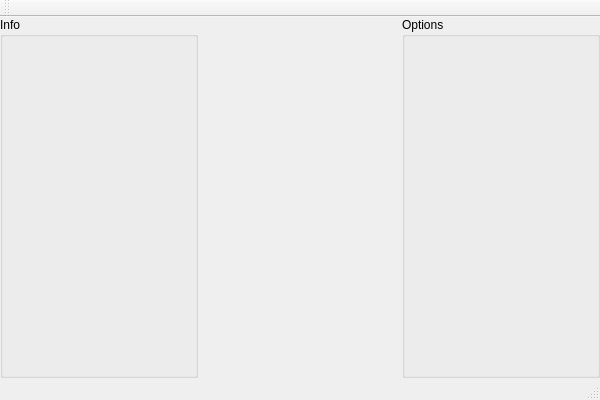
Above: src/chess/chess.ui from alekho77/chai before the change. Below: the same form after it.
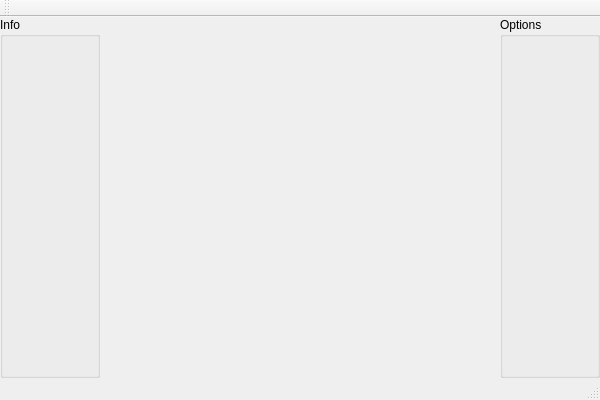
That is the form after the change. Icons and pictures are not drawn. Custom widgets are drawn as their Qt base class.

Commit message: Was added new widget for contain chessboard.

Patch:
```diff
--- a/src/chess/chess.ui
+++ b/src/chess/chess.ui
@@ -42,16 +42,47 @@
     </property>
     <item>
      <widget class="QGroupBox" name="groupBoxInfo">
+      <property name="sizePolicy">
+       <sizepolicy hsizetype="Minimum" vsizetype="Preferred">
+        <horstretch>0</horstretch>
+        <verstretch>0</verstretch>
+       </sizepolicy>
+      </property>
+      <property name="minimumSize">
+       <size>
+        <width>100</width>
+        <height>0</height>
+       </size>
+      </property>
       <property name="title">
        <string>Info</string>
       </property>
      </widget>
     </item>
     <item>
-     <widget class="QWidget" name="widget" native="true"/>
+     <widget class="Chessboard" name="widgetChessboard" native="true">
+      <property name="sizePolicy">
+       <sizepolicy hsizetype="Expanding" vsizetype="Preferred">
+        <horstretch>0</horstretch>
+        <verstretch>0</verstretch>
+       </sizepolicy>
+      </property>
+     </widget>
     </item>
     <item>
      <widget class="QGroupBox" name="groupBoxOptions">
+      <property name="sizePolicy">
+       <sizepolicy hsizetype="Minimum" vsizetype="Preferred">
+        <horstretch>0</horstretch>
+        <verstretch>0</verstretch>
+       </sizepolicy>
+      </property>
+      <property name="minimumSize">
+       <size>
+        <width>100</width>
+        <height>0</height>
+       </size>
+      </property>
       <property name="title">
        <string>Options</string>
       </property>
@@ -80,6 +111,14 @@
   <widget class="QStatusBar" name="statusBar"/>
  </widget>
  <layoutdefault spacing="6" margin="11"/>
+ <customwidgets>
+  <customwidget>
+   <class>Chessboard</class>
+   <extends>QWidget</extends>
+   <header>chessboard.h</header>
+   <container>1</container>
+  </customwidget>
+ </customwidgets>
  <resources>
   <include location="chess.qrc"/>
  </resources>
```
The commit also changes 7 other files.
